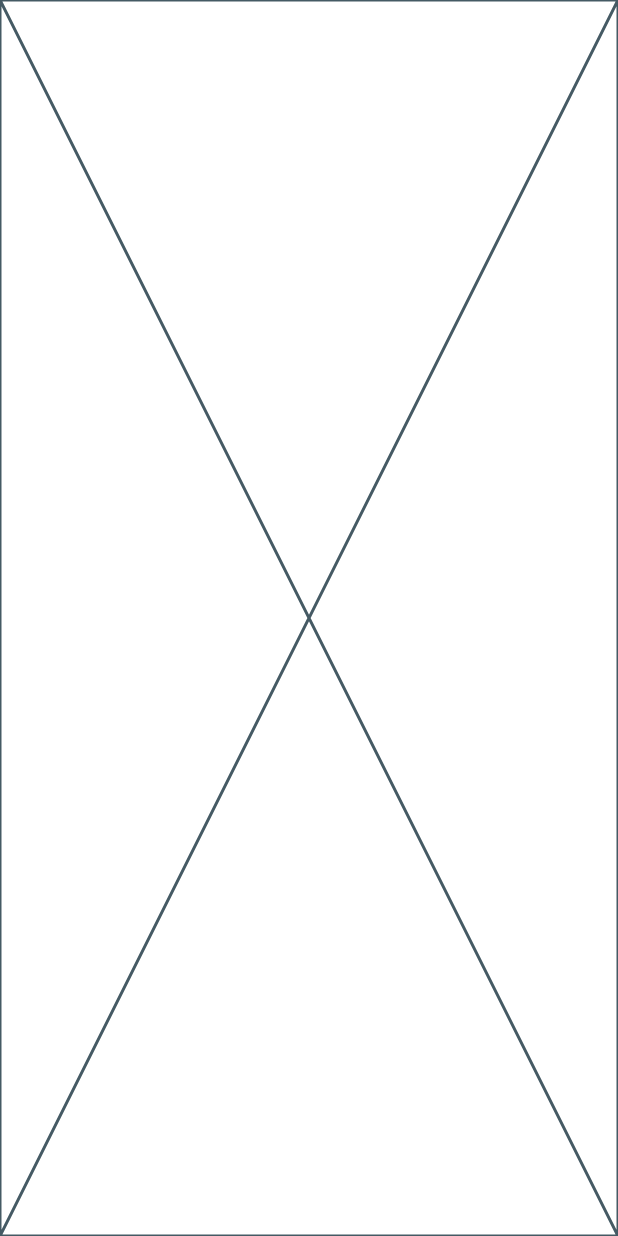
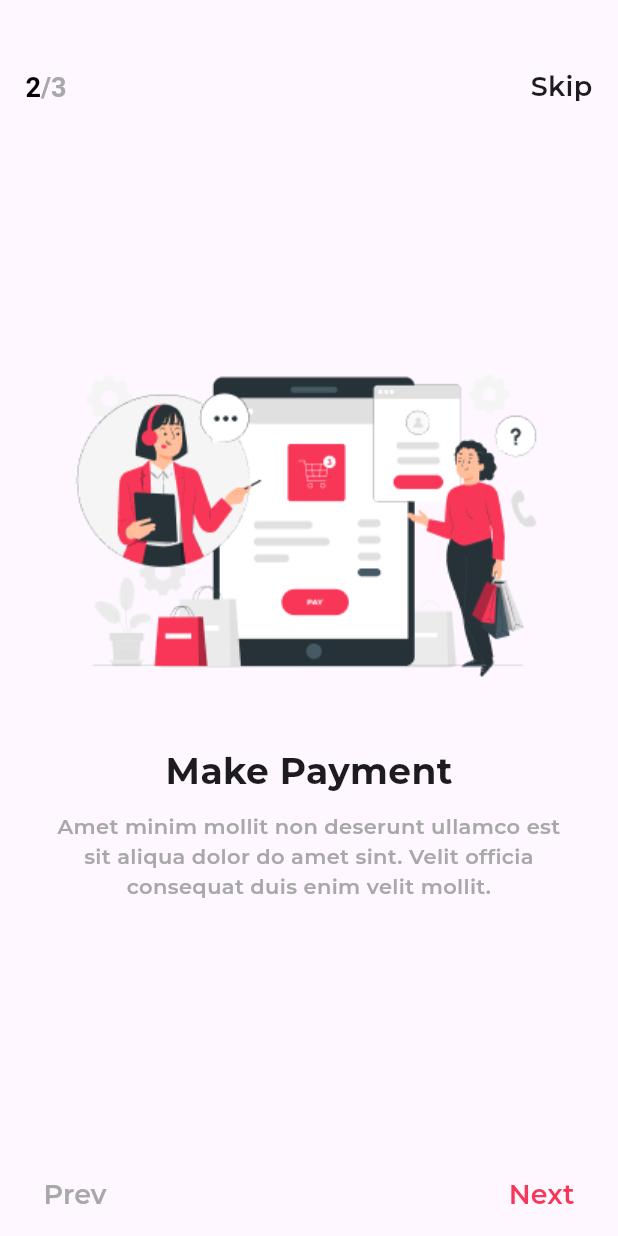
Before and after one commit to saurabhkumar-sk/my_ecommerce, a Flutter app: the screen it shows after launch, after a tap on "Next", on a phone screen of 412 x 824 dp. Run offline on Flutter 3.47's test engine with Material 2 defaults, Android fonts, the phone set to English and light mode, and no system bars; our stand-ins replace flutter_svg; project files that could hold a hidden picture were left out.

Commit message:
third   splash screen done

```diff
--- a/lib/splash/second_splash_screen.dart
+++ b/lib/splash/second_splash_screen.dart
@@ -108,11 +108,12 @@ class _SecondSplashScreenState extends State<SecondSplashScreen> {
             padding: const EdgeInsets.only(left: 295, top: 168),
             child: TextButton(
               onPressed: () {
-                Navigator.pushReplacement(
-                    context,
-                    MaterialPageRoute(
-                      builder: (context) => const ThirdSplashScreen(),
-                    ));
+                Navigator.push(
+                  context,
+                  MaterialPageRoute(
+                    builder: (context) => const ThirdSplashScreen(),
+                  ),
+                );
               },
               child: const Text(
                 'Next',
--- a/lib/splash/thirs_splash_screen.dart
+++ b/lib/splash/thirs_splash_screen.dart
@@ -1,4 +1,7 @@
 import 'package:flutter/material.dart';
+import 'package:my_ecommerce/splash/second_splash_screen.dart';
+import 'package:my_ecommerce/theme/my_color.dart';
+import 'package:my_ecommerce/theme/my_image.dart';
 
 class ThirdSplashScreen extends StatefulWidget {
   const ThirdSplashScreen({super.key});
@@ -8,8 +11,151 @@ class ThirdSplashScreen extends StatefulWidget {
 }
 
 class _ThirdSplashScreenState extends State<ThirdSplashScreen> {
+  int count = 2;
+  int count2 = 3;
+
   @override
   Widget build(BuildContext context) {
-    return const Placeholder();
+    return Scaffold(
+      body: Column(
+        children: [
+          Padding(
+            padding: const EdgeInsets.only(
+              left: 17,
+              right: 17,
+              top: 45,
+            ),
+            child: Row(
+              mainAxisAlignment: MainAxisAlignment.spaceBetween,
+              children: [
+                RichText(
+                  text: TextSpan(
+                    children: <TextSpan>[
+                      TextSpan(
+                        text: '$count',
+                        style: const TextStyle(
+                          fontWeight: FontWeight.w600,
+                          fontSize: 18,
+                          color: Colors.black,
+                        ),
+                      ),
+                      const TextSpan(
+                        text: '/',
+                        style: TextStyle(
+                          fontWeight: FontWeight.w600,
+                          fontSize: 18,
+                          color: MyColors.fontgrey,
+                        ),
+                      ),
+                      TextSpan(
+                        text: '$count2',
+                        style: const TextStyle(
+                          fontWeight: FontWeight.w600,
+                          fontSize: 18,
+                          color: MyColors.fontgrey,
+                        ),
+                      ),
+                    ],
+                  ),
+                ),
+                const Text(
+                  'Skip',
+                  style: TextStyle(
+                    fontWeight: FontWeight.w600,
+                    fontSize: 18,
+                  ),
+                ),
+              ],
+            ),
+          ),
+          Padding(
+            padding: const EdgeInsets.only(
+              left: 3,
+              right: 2,
+              top: 158,
+            ),
+            child: Image.asset(
+              MyImages.saleconsulting,
+            ),
+          ),
+          const SizedBox(height: 33.67),
+          const Text(
+            'Make Payment',
+            style: TextStyle(
+              fontWeight: FontWeight.bold,
+              fontSize: 24,
+            ),
+          ),
+          const SizedBox(height: 10),
+          Align(
+            alignment: Alignment.center,
+            child: ConstrainedBox(
+              constraints: BoxConstraints.tight(
+                const Size(340, 72),
+              ),
+              child: const Text(
+                textAlign: TextAlign.center,
+                'Amet minim mollit non deserunt ullamco est sit aliqua dolor do amet sint. Velit officia consequat duis enim velit mollit.',
+                style: TextStyle(
+                  fontSize: 14,
+                  fontWeight: FontWeight.w600,
+                  color: MyColors.fontgrey,
+                  letterSpacing: 0.24,
+                ),
+              ),
+            ),
+          ),
+          Padding(
+            padding: const EdgeInsets.only(
+              top: 160,
+              left: 17,
+              right: 17,
+            ),
+            child: Row(
+              mainAxisAlignment: MainAxisAlignment.spaceBetween,
+              children: [
+                TextButton(
+                  onPressed: () {
+                    count--;
+                    Navigator.pop(
+                      context,
+                      MaterialPageRoute(
+                        builder: (context) => const SecondSplashScreen(),
+                      ),
+                    );
+                  },
+                  child: const Text(
+                    'Prev',
+                    style: TextStyle(
+                      color: MyColors.fontgrey,
+                      fontWeight: FontWeight.w600,
+                      fontSize: 18,
+                    ),
+                  ),
+                ),
+                TextButton(
+                  onPressed: () {
+                    Navigator.push(
+                      context,
+                      MaterialPageRoute(
+                        builder: (context) => const ThirdSplashScreen(),
+                      ),
+                    );
+                  },
+                  child: const Text(
+                    'Next',
+                    style: TextStyle(
+                      color: MyColors.pink,
+                      fontWeight: FontWeight.w600,
+                      fontSize: 18,
+                    ),
+                  ),
+                ),
+              ],
+            ),
+          )
+        ],
+      ),
+    );
   }
 }
--- a/lib/theme/my_image.dart
+++ b/lib/theme/my_image.dart
@@ -5,5 +5,5 @@ class MyLogos {
 class MyImages {
   static const fashionsshop = 'assets/images/fashion shop-rafiki 1.png';
   static const saleconsulting = 'assets/images/Sales consulting-pana 1.png';
-  static const shoppingbab = 'assets/images/Shopping bag-rafiki 1.png';
+  static const shoppingbag = 'assets/images/Shopping bag-rafiki 1.png';
 }
```
